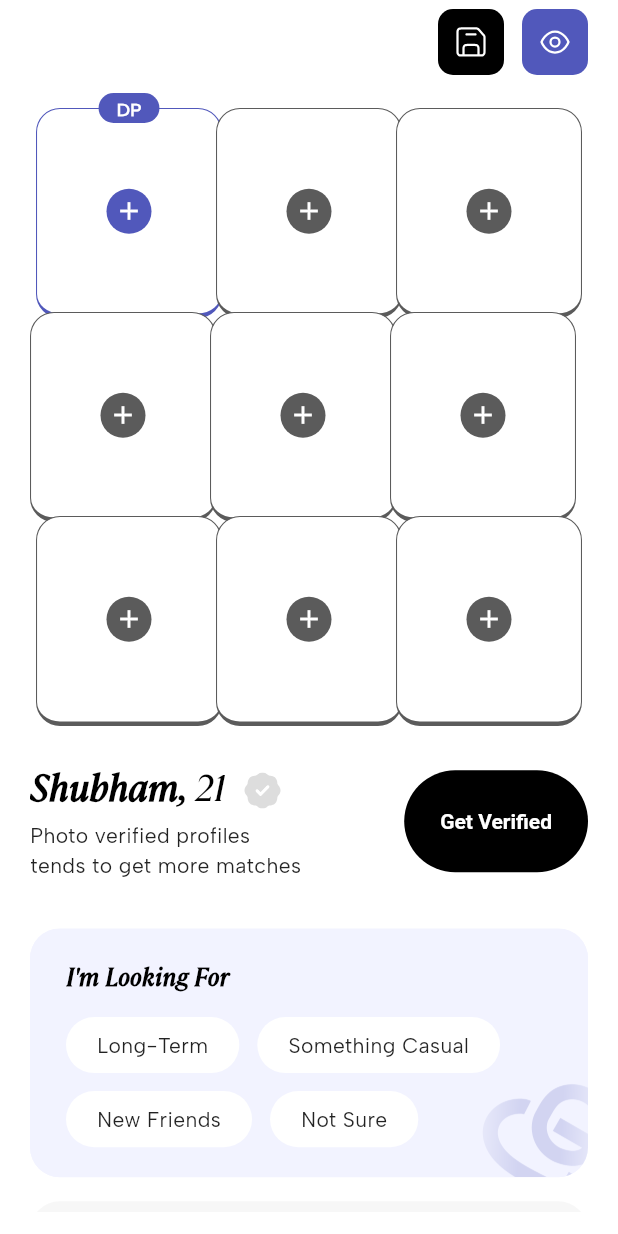
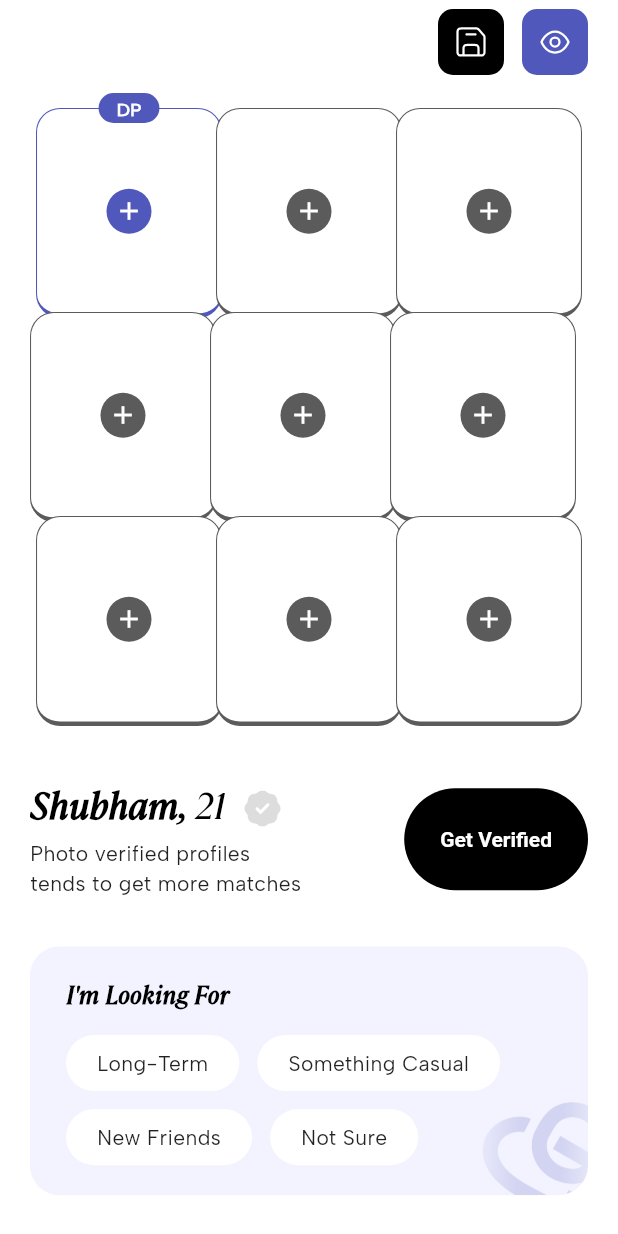
Before and after one commit to bricksbits/glint_frontend, a Flutter app: the screen it shows after launch, on a phone screen of 412 x 824 dp. Run offline on Flutter 3.47's test engine with Material 3 defaults, Android fonts, the phone set to English and light mode, and no system bars; our stand-ins replace cached_network_image, dotted_line, flutter_card_swiper, flutter_svg, flutter_xlider, gap and 2 more; missing offline and left inert: bottom_picker, gradient_circular_progress_indicator; project files that could hold a hidden picture were left out.

```diff
--- a/lib/features/profile/edit_profile_screen.dart
+++ b/lib/features/profile/edit_profile_screen.dart
@@ -50,7 +50,7 @@ class EditProfileScreen extends StatelessWidget {
       ),
       body: Padding(
         padding: const EdgeInsets.symmetric(horizontal: 20.0).copyWith(
-          bottom: 16.0,
+          bottom: 20.0,
         ),
         child: SingleChildScrollView(
           child: Column(
@@ -61,7 +61,7 @@ class EditProfileScreen extends StatelessWidget {
               const UploadPicturesContainers(),
 
               //get verified
-              const Gap(20.0),
+              const Gap(32.0),
               GetVerifiedWidget(
                 name: 'Shubham',
                 age: 21,
```
